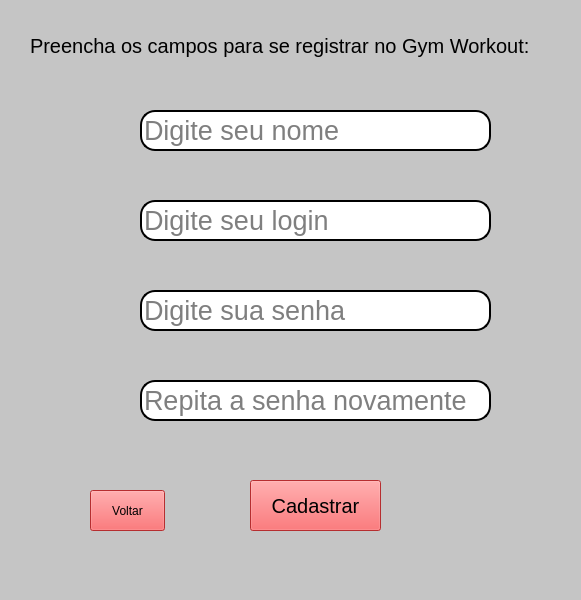
Jhonatha1/IFMG-BAMBUI, file Banco de Dados I/tela_cadastro.ui: the form before one commit.
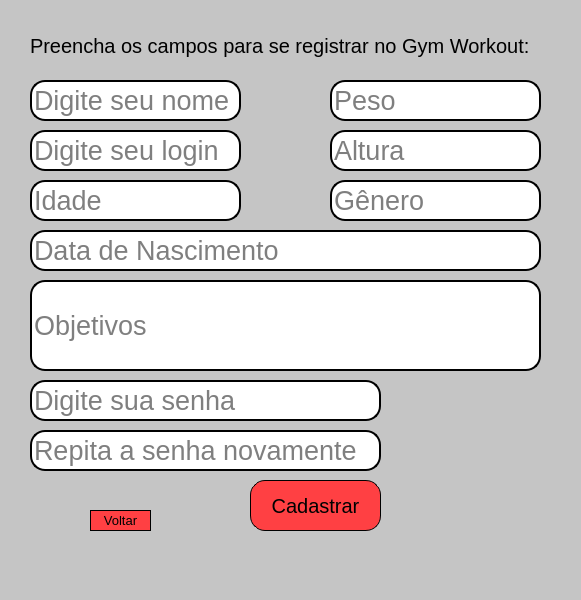
The form after the commit. Icons and pictures are not drawn.

```diff
--- a/Banco de Dados I/tela_cadastro.ui
+++ b/Banco de Dados I/tela_cadastro.ui
@@ -39,9 +39,9 @@
    <widget class="QLineEdit" name="lineEdit">
     <property name="geometry">
      <rect>
-      <x>140</x>
-      <y>110</y>
-      <width>351</width>
+      <x>30</x>
+      <y>80</y>
+      <width>211</width>
       <height>41</height>
      </rect>
     </property>
@@ -62,6 +62,9 @@
     <property name="text">
      <string/>
     </property>
+    <property name="echoMode">
+     <enum>QLineEdit::Normal</enum>
+    </property>
     <property name="placeholderText">
      <string>Digite seu nome </string>
     </property>
@@ -72,9 +75,9 @@
    <widget class="QLineEdit" name="lineEdit_2">
     <property name="geometry">
      <rect>
-      <x>140</x>
-      <y>200</y>
-      <width>351</width>
+      <x>30</x>
+      <y>130</y>
+      <width>211</width>
       <height>41</height>
      </rect>
     </property>
@@ -99,8 +102,8 @@
    <widget class="QLineEdit" name="lineEdit_3">
     <property name="geometry">
      <rect>
-      <x>140</x>
-      <y>290</y>
+      <x>30</x>
+      <y>380</y>
       <width>351</width>
       <height>41</height>
      </rect>
@@ -129,8 +132,8 @@
    <widget class="QLineEdit" name="lineEdit_4">
     <property name="geometry">
      <rect>
-      <x>140</x>
-      <y>380</y>
+      <x>30</x>
+      <y>430</y>
       <width>351</width>
       <height>41</height>
      </rect>
@@ -171,7 +174,21 @@
      </font>
     </property>
     <property name="styleSheet">
-     <string notr="true">background-color: rgb(255, 64, 67);</string>
+     <string notr="true">QPushButton{
+background-color: rgb(255, 64, 67);
+border-style: outset;
+border-width: 1px;
+border-radius: 15px;
+border-color: black;
+}
+
+QPushButton:pressed{
+background-color:rgb(255, 99, 101);
+border-style: outset;
+border-width: 1px;
+border-radius: 15px;
+border-color: black;
+}</string>
     </property>
     <property name="text">
      <string>Cadastrar</string>
@@ -181,16 +198,35 @@
     <property name="geometry">
      <rect>
       <x>90</x>
-      <y>490</y>
-      <width>75</width>
-      <height>41</height>
+      <y>510</y>
+      <width>61</width>
+      <height>21</height>
      </rect>
     </property>
+    <property name="font">
+     <font>
+      <pointsize>10</pointsize>
+     </font>
+    </property>
     <property name="autoFillBackground">
      <bool>false</bool>
     </property>
     <property name="styleSheet">
-     <string notr="true">background-color: rgb(255, 64, 67);</string>
+     <string notr="true">QPushButton{
+background-color: rgb(255, 64, 67);
+border-style: outset;
+border-width: 1px;
+border-radius: 15px;
+border-color: black;
+}
+
+QPushButton:pressed{
+background-color:rgb(255, 99, 101);
+border-style: outset;
+border-width: 1px;
+border-radius: 15px;
+border-color: black;
+}</string>
     </property>
     <property name="text">
      <string notr="true">Voltar</string>
@@ -215,6 +251,192 @@
      <bool>false</bool>
     </property>
    </widget>
+   <widget class="QLineEdit" name="lineEdit_5">
+    <property name="geometry">
+     <rect>
+      <x>30</x>
+      <y>180</y>
+      <width>211</width>
+      <height>41</height>
+     </rect>
+    </property>
+    <property name="font">
+     <font>
+      <pointsize>20</pointsize>
+     </font>
+    </property>
+    <property name="styleSheet">
+     <string notr="true">background-color:rgb(255,255,255);
+border-radius:15px;
+border-style:outset;
+border-width:2px;</string>
+    </property>
+    <property name="text">
+     <string/>
+    </property>
+    <property name="echoMode">
+     <enum>QLineEdit::Normal</enum>
+    </property>
+    <property name="placeholderText">
+     <string notr="true">Idade</string>
+    </property>
+   </widget>
+   <widget class="QLineEdit" name="lineEdit_6">
+    <property name="geometry">
+     <rect>
+      <x>30</x>
+      <y>230</y>
+      <width>511</width>
+      <height>41</height>
+     </rect>
+    </property>
+    <property name="font">
+     <font>
+      <pointsize>20</pointsize>
+     </font>
+    </property>
+    <property name="styleSheet">
+     <string notr="true">background-color:rgb(255,255,255);
+border-radius:15px;
+border-style:outset;
+border-width:2px;</string>
+    </property>
+    <property name="inputMethodHints">
+     <set>Qt::ImhNone</set>
+    </property>
+    <property name="text">
+     <string/>
+    </property>
+    <property name="echoMode">
+     <enum>QLineEdit::Normal</enum>
+    </property>
+    <property name="placeholderText">
+     <string>Data de Nascimento</string>
+    </property>
+    <property name="clearButtonEnabled">
+     <bool>false</bool>
+    </property>
+   </widget>
+   <widget class="QLineEdit" name="lineEdit_7">
+    <property name="geometry">
+     <rect>
+      <x>330</x>
+      <y>80</y>
+      <width>211</width>
+      <height>41</height>
+     </rect>
+    </property>
+    <property name="font">
+     <font>
+      <pointsize>20</pointsize>
+     </font>
+    </property>
+    <property name="styleSheet">
+     <string notr="true">background-color:rgb(255,255,255);
+border-radius:15px;
+border-style:outset;
+border-width:2px;</string>
+    </property>
+    <property name="text">
+     <string/>
+    </property>
+    <property name="echoMode">
+     <enum>QLineEdit::Normal</enum>
+    </property>
+    <property name="placeholderText">
+     <string notr="true">Peso</string>
+    </property>
+   </widget>
+   <widget class="QLineEdit" name="lineEdit_8">
+    <property name="geometry">
+     <rect>
+      <x>330</x>
+      <y>130</y>
+      <width>211</width>
+      <height>41</height>
+     </rect>
+    </property>
+    <property name="font">
+     <font>
+      <pointsize>20</pointsize>
+     </font>
+    </property>
+    <property name="styleSheet">
+     <string notr="true">background-color:rgb(255,255,255);
+border-radius:15px;
+border-style:outset;
+border-width:2px;</string>
+    </property>
+    <property name="text">
+     <string/>
+    </property>
+    <property name="echoMode">
+     <enum>QLineEdit::Normal</enum>
+    </property>
+    <property name="placeholderText">
+     <string notr="true">Altura</string>
+    </property>
+   </widget>
+   <widget class="QLineEdit" name="lineEdit_9">
+    <property name="geometry">
+     <rect>
+      <x>330</x>
+      <y>180</y>
+      <width>211</width>
+      <height>41</height>
+     </rect>
+    </property>
+    <property name="font">
+     <font>
+      <pointsize>20</pointsize>
+     </font>
+    </property>
+    <property name="styleSheet">
+     <string notr="true">background-color:rgb(255,255,255);
+border-radius:15px;
+border-style:outset;
+border-width:2px;</string>
+    </property>
+    <property name="text">
+     <string/>
+    </property>
+    <property name="echoMode">
+     <enum>QLineEdit::Normal</enum>
+    </property>
+    <property name="placeholderText">
+     <string notr="true">Gênero</string>
+    </property>
+   </widget>
+   <widget class="QLineEdit" name="lineEdit_10">
+    <property name="geometry">
+     <rect>
+      <x>30</x>
+      <y>280</y>
+      <width>511</width>
+      <height>91</height>
+     </rect>
+    </property>
+    <property name="font">
+     <font>
+      <pointsize>20</pointsize>
+     </font>
+    </property>
+    <property name="styleSheet">
+     <string notr="true">background-color:rgb(255,255,255);
+border-radius:15px;
+border-style:outset;
+border-width:2px;</string>
+    </property>
+    <property name="text">
+     <string/>
+    </property>
+    <property name="echoMode">
+     <enum>QLineEdit::Normal</enum>
+    </property>
+    <property name="placeholderText">
+     <string notr="true">Objetivos</string>
+    </property>
+   </widget>
   </widget>
   <widget class="QMenuBar" name="menubar">
    <property name="geometry">
```
Left out of the diff: 2 changed lines with no effect on the pictures.
